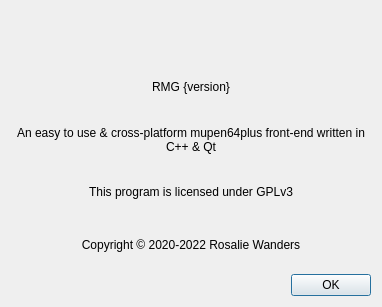
The window that Source/RMG/UserInterface/Dialog/AboutDialog.ui (Rosalie241/RMG) describes before a commit, drawn with Qt 5.
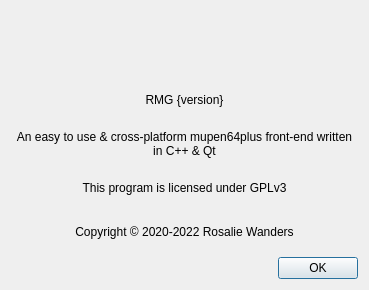
The same window after the commit. Icons and pictures are not drawn.

Commit message: RMG: minor changes to AboutDialog

```diff
--- a/Source/RMG/UserInterface/Dialog/AboutDialog.ui
+++ b/Source/RMG/UserInterface/Dialog/AboutDialog.ui
@@ -6,12 +6,12 @@
    <rect>
     <x>0</x>
     <y>0</y>
-    <width>382</width>
-    <height>307</height>
+    <width>369</width>
+    <height>290</height>
    </rect>
   </property>
   <property name="sizePolicy">
-   <sizepolicy hsizetype="Fixed" vsizetype="Fixed">
+   <sizepolicy hsizetype="Preferred" vsizetype="Preferred">
     <horstretch>0</horstretch>
     <verstretch>0</verstretch>
    </sizepolicy>
@@ -27,6 +27,12 @@
     <layout class="QHBoxLayout" name="horizontalLayout">
      <item>
       <widget class="QLabel" name="label">
+       <property name="minimumSize">
+        <size>
+         <width>64</width>
+         <height>64</height>
+        </size>
+       </property>
        <property name="maximumSize">
         <size>
          <width>64</width>
```
